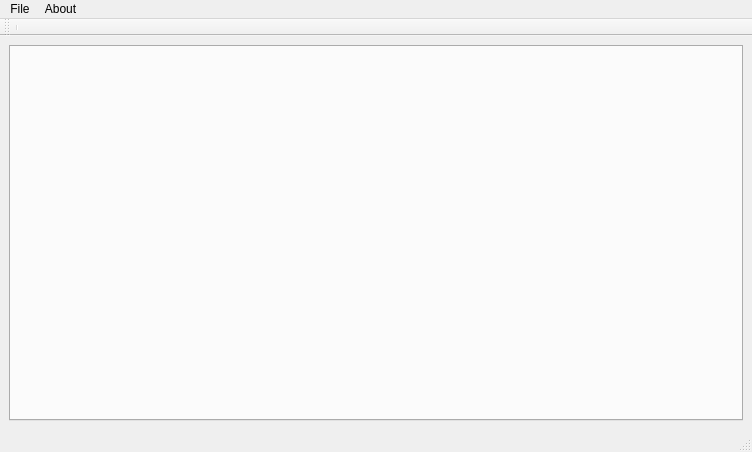
Old version of the form qt/QLabellingMainWindow.ui in the repository oliviertournaire/QLabelling.
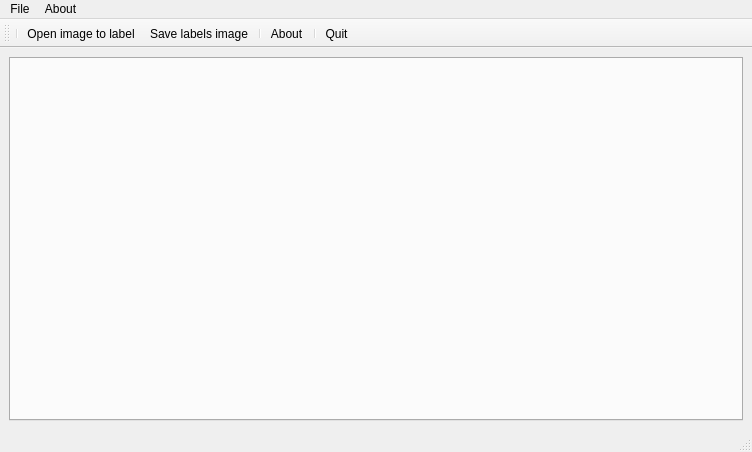
New version of the form. Icons and pictures are not drawn.

```diff
--- a/qt/QLabellingMainWindow.ui
+++ b/qt/QLabellingMainWindow.ui
@@ -67,6 +67,12 @@
     <bool>false</bool>
    </attribute>
    <addaction name="separator"/>
+   <addaction name="actionOpen"/>
+   <addaction name="actionSaveLabelsImage"/>
+   <addaction name="separator"/>
+   <addaction name="actionAbout"/>
+   <addaction name="separator"/>
+   <addaction name="actionQuit"/>
   </widget>
   <action name="actionOpen">
    <property name="icon">
```
Left out of the diff: 4 changed lines with no effect on the pictures.
